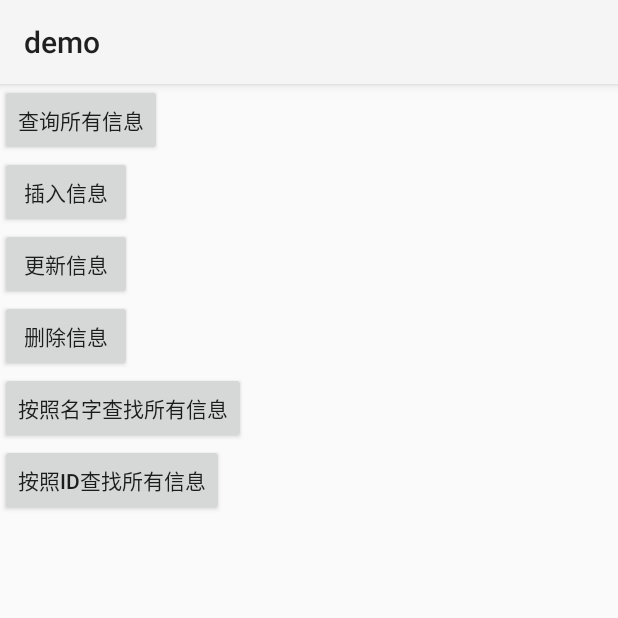
After one commit to 771876585/SQLiteTest, an Android app: the RoomActivity screen opened directly, with no data from a screen before it, on a phone screen of 412 x 824 dp, the top half of it. The commit adds this screen. Run offline under Robolectric (Android 15) with nearby library versions, the phone set to English and light mode, and no system bars; our stand-ins replace Room's generated code.

Commit message:
Jetpack room demo

```diff
--- a/app/src/main/java/com/yezh/sqlite/sqlitetest/NextPaperActivity.java
+++ b/app/src/main/java/com/yezh/sqlite/sqlitetest/NextPaperActivity.java
@@ -13,6 +13,7 @@ import com.yezh.sqlite.sqlitetest.constraintlayout.ConstraintLayoutActivity;
 import com.yezh.sqlite.sqlitetest.flowlayout.FlowActivity;
 import com.yezh.sqlite.sqlitetest.lockpwd.LockPwdActivity;
 import com.yezh.sqlite.sqlitetest.musicplayer.GaussianBlurActivity;
+import com.yezh.sqlite.sqlitetest.roomtest.RoomActivity;
 import com.yezh.sqlite.sqlitetest.stepview.StepArcActivity;
 
 /**
@@ -34,6 +35,7 @@ public class NextPaperActivity extends AppCompatActivity implements View.OnClick
         findViewById(R.id.stepArcBtn).setOnClickListener(this);
         findViewById(R.id.flowLayoutBtn).setOnClickListener(this);
         findViewById(R.id.aidlBtn).setOnClickListener(this);
+        findViewById(R.id.roomBtn).setOnClickListener(this);
     }
 
     @Override
@@ -63,6 +65,9 @@ public class NextPaperActivity extends AppCompatActivity implements View.OnClick
             case R.id.aidlBtn:
                 startActivity(new Intent(this, AIDLClientActivity.class));
                 break;
+            case R.id.roomBtn:
+                startActivity(new Intent(this, RoomActivity.class));
+                break;
                 default:
                     break;
         }
--- /dev/null
+++ b/app/src/main/java/com/yezh/sqlite/sqlitetest/roomtest/StudentDataBase.java
@@ -0,0 +1,14 @@
+package com.yezh.sqlite.sqlitetest.roomtest;
+
+import android.arch.persistence.room.Database;
+import android.arch.persistence.room.RoomDatabase;
+
+
+/**
+ * Created by yezh on 2020/9/17 14:12.
+ * Description：
+ */
+@Database(entities = {Student.class}, version = 1)
+public abstract class StudentDataBase extends RoomDatabase {
+    public abstract StudentDao studentDao();
+}
--- a/app/src/main/res/layout/activity_next.xml
+++ b/app/src/main/res/layout/activity_next.xml
@@ -45,4 +45,9 @@
         android:layout_width="wrap_content"
         android:layout_height="wrap_content"
         android:text="AIDL的使用"/>
+    <Button
+        android:id="@+id/roomBtn"
+        android:layout_width="wrap_content"
+        android:layout_height="wrap_content"
+        android:text="ROOM的使用"/>
 </LinearLayout>
--- /dev/null
+++ b/app/src/main/res/layout/activity_room.xml
@@ -0,0 +1,42 @@
+<?xml version="1.0" encoding="utf-8"?>
+<LinearLayout xmlns:android="http://schemas.android.com/apk/res/android"
+    xmlns:app="http://schemas.android.com/apk/res-auto"
+    xmlns:tools="http://schemas.android.com/tools"
+    android:layout_width="match_parent"
+    android:layout_height="match_parent"
+    android:orientation="vertical">
+    <Button
+        android:id="@+id/select_all_btn"
+        android:layout_width="wrap_content"
+        android:layout_height="wrap_content"
+        android:text="查询所有信息" />
+    <Button
+        android:id="@+id/insert_btn"
+        android:layout_width="wrap_content"
+        android:layout_height="wrap_content"
+        android:text="插入信息"/>
+    <Button
+        android:id="@+id/update_btn"
+        android:layout_width="wrap_content"
+        android:layout_height="wrap_content"
+        android:text="更新信息"/>
+    <Button
+        android:id="@+id/delete_btn"
+        android:layout_width="wrap_content"
+        android:layout_height="wrap_content"
+        android:text="删除信息"/>
+    <Button
+        android:id="@+id/find_btn"
+        android:layout_width="wrap_content"
+        android:layout_height="wrap_content"
+        android:text="按照名字查找所有信息"/>
+    <Button
+        android:id="@+id/id_btn"
+        android:layout_width="wrap_content"
+        android:layout_height="wrap_content"
+        android:text="按照ID查找所有信息"/>
+    <TextView
+        android:id="@+id/resultTv"
+        android:layout_width="wrap_content"
+        android:layout_height="wrap_content"/>
+</LinearLayout>
```
Also changed, not shown: app/build.gradle (+10 -0 lines), app/src/main/AndroidManifest.xml (+10 -6 lines), app/src/main/java/com/yezh/sqlite/sqlitetest/roomtest/RoomActivity.java (added, +115 -0 lines), app/src/main/java/com/yezh/sqlite/sqlitetest/roomtest/Student.java (added, +34 -0 lines), app/src/main/java/com/yezh/sqlite/sqlitetest/roomtest/StudentDao.java (added, +35 -0 lines).
